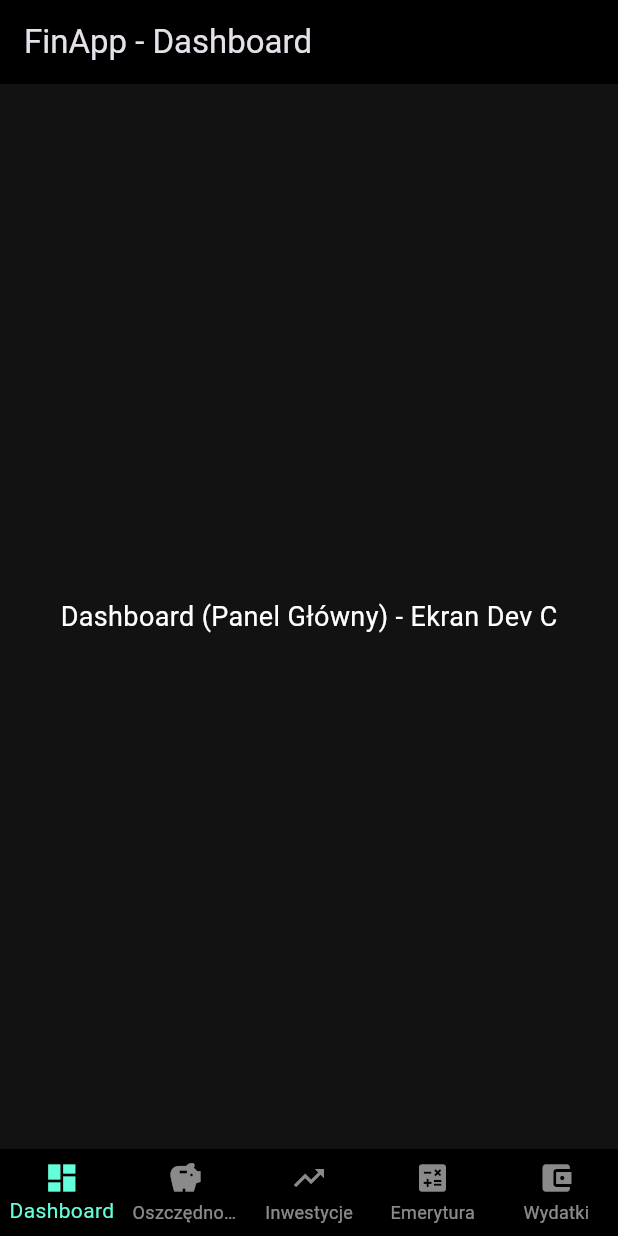
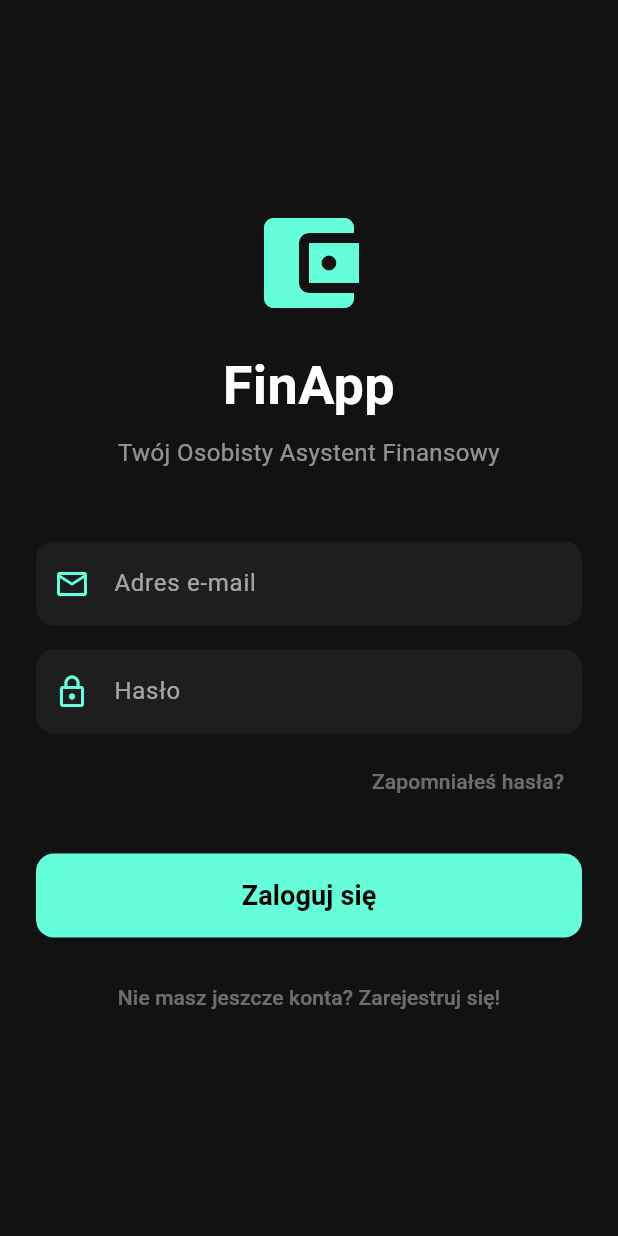
Before and after one commit to Laburrda/ZPI_wealthy, a Flutter app: the screen it shows after launch, on a phone screen of 412 x 824 dp. Run offline on Flutter 3.47's test engine with Material 3 defaults, Android fonts, the phone set to English and light mode, and no system bars; our stand-ins replace fl_chart, flutter_riverpod.

Commit message:
Feat: Dodanie ekranu logowania (Mock JWT), aktualizacja AuthProvidera do Riverpod 2.0 i ustawienie punktu wejściowego w main.dart

```diff
--- a/finapp/lib/main.dart
+++ b/finapp/lib/main.dart
@@ -2,6 +2,7 @@ import 'package:flutter/material.dart';
 import 'package:flutter_riverpod/flutter_riverpod.dart';
 
 // Importujemy wszystkie utworzone ekrany
+import 'screens/login_screen.dart'; // POPRAWKA: Dodany import ekranu logowania
 import 'screens/dashboard_screen.dart';
 import 'screens/savings_screen.dart';
 import 'screens/investments_screen.dart';
@@ -37,7 +38,8 @@ class FinApp extends StatelessWidget {
           type: BottomNavigationBarType.fixed, // Wymagane przy 5 zakładkach
         ),
       ),
-      home: const MainNavigationShell(),
+      // POPRAWKA: Ustawiamy LoginScreen jako punkt startowy zamiast MainNavigationShell
+      home: const LoginScreen(),
     );
   }
 }
@@ -56,7 +58,7 @@ class _MainNavigationShellState extends State<MainNavigationShell> {
   // Lista 5 ekranów w kolejności zgodnej z planem projektu
   final List<Widget> _screens = [
     const DashboardScreen(),
-    const SavingsScreen(), // Twoja działka (tutaj kręci się loading)
+    const SavingsScreen(), // Twoja działka
     const InvestmentsScreen(), // Twoja działka
     const RetirementScreen(), // Twoja działka
     const ExpensesScreen(),
--- /dev/null
+++ b/finapp/lib/screens/login_screen.dart
@@ -0,0 +1,240 @@
+import 'package:flutter/material.dart';
+import 'package:flutter_riverpod/flutter_riverpod.dart';
+import '../providers/auth_provider.dart';
+
+// Importujemy plik main.dart, w którym żyje nasz główny szkielet z dolnym paskiem
+import '../main.dart';
+
+class LoginScreen extends ConsumerStatefulWidget {
+  const LoginScreen({super.key});
+
+  @override
+  ConsumerState<LoginScreen> createState() => _LoginScreenState();
+}
+
+class _LoginScreenState extends ConsumerState<LoginScreen> {
+  final _formKey = GlobalKey<FormState>();
+  final _emailController = TextEditingController();
+  final _passwordController = TextEditingController();
+
+  bool _isLoading = false;
+  String? _errorMessage;
+
+  @override
+  void dispose() {
+    _emailController.dispose();
+    _passwordController.dispose();
+    super.dispose();
+  }
+
+  Future<void> _submitLogin() async {
+    if (!_formKey.currentState!.validate()) return;
+
+    setState(() {
+      _isLoading = true;
+      _errorMessage = null;
+    });
+
+    try {
+      await ref
+          .read(authProvider.notifier)
+          .login(_emailController.text.trim(), _passwordController.text.trim());
+
+      if (mounted) {
+        Navigator.pushReplacement(
+          context,
+          MaterialPageRoute(builder: (context) => const MainNavigationShell()),
+        );
+      }
+    } catch (e) {
+      setState(() {
+        _errorMessage = e.toString().replaceAll('Exception: ', '');
+      });
+    } finally {
+      if (mounted) {
+        setState(() {
+          _isLoading = false;
+        });
+      }
+    }
+  }
+
+  @override
+  Widget build(BuildContext context) {
+    return Scaffold(
+      body: SafeArea(
+        child: Center(
+          child: SingleChildScrollView(
+            padding: const EdgeInsets.all(24.0),
+            child: Form(
+              key: _formKey,
+              child: Column(
+                mainAxisAlignment: MainAxisAlignment.center,
+                crossAxisAlignment: CrossAxisAlignment.stretch,
+                children: [
+                  // Logo / Tytuł
+                  const Icon(
+                    Icons.account_balance_wallet,
+                    size: 80,
+                    color: Colors.tealAccent,
+                  ),
+                  const SizedBox(height: 16),
+                  const Text(
+                    'FinApp',
+                    textAlign: TextAlign.center,
+                    style: TextStyle(
+                      fontSize: 36,
+                      fontWeight: FontWeight.bold,
+                      color: Colors.white,
+                    ),
+                  ),
+                  const SizedBox(height: 8),
+                  const Text(
+                    'Twój Osobisty Asystent Finansowy',
+                    textAlign: TextAlign.center,
+                    style: TextStyle(fontSize: 16, color: Colors.white54),
+                  ),
+                  const SizedBox(height: 48),
+
+                  // Komunikat o błędzie
+                  if (_errorMessage != null) ...[
+                    Container(
+                      padding: const EdgeInsets.all(12),
+                      decoration: BoxDecoration(
+                        color: Colors.redAccent.withOpacity(0.1),
+                        border: Border.all(color: Colors.redAccent),
+                        borderRadius: BorderRadius.circular(8),
+                      ),
+                      child: Text(
+                        _errorMessage!,
+                        style: const TextStyle(color: Colors.redAccent),
+                      ),
+                    ),
+                    const SizedBox(height: 16),
+                  ],
+
+                  // Pole: E-mail
+                  TextFormField(
+                    controller: _emailController,
+                    keyboardType: TextInputType.emailAddress,
+                    style: const TextStyle(color: Colors.white),
+                    decoration: _buildInputDecoration(
+                      'Adres e-mail',
+                      Icons.email_outlined,
+                    ),
+                    validator: (value) {
+                      if (value == null ||
+                          value.isEmpty ||
+                          !value.contains('@')) {
+                        return 'Wprowadź poprawny e-mail';
+                      }
+                      return null;
+                    },
+                  ),
+                  const SizedBox(height: 16),
+
+                  // Pole: Hasło
+                  TextFormField(
+                    controller: _passwordController,
+                    obscureText: true,
+                    style: const TextStyle(color: Colors.white),
+                    decoration: _buildInputDecoration(
+                      'Hasło',
+                      Icons.lock_outline,
+                    ),
+                    validator: (value) {
+                      if (value == null || value.length < 6) {
+                        return 'Hasło musi mieć minimum 6 znaków';
+                      }
+                      return null;
+                    },
+                  ),
+                  const SizedBox(height: 8),
+
+                  // Przycisk resetu hasła (nieklikalny placeholder)
+                  Align(
+                    alignment: Alignment.centerRight,
+                    child: TextButton(
+                      onPressed: null,
+                      child: const Text(
+                        'Zapomniałeś hasła?',
+                        style: TextStyle(color: Colors.white38, fontSize: 14),
+                      ),
+                    ),
+                  ),
+                  const SizedBox(height: 24),
+
+                  // Przycisk Zaloguj
+                  SizedBox(
+                    height: 56,
+                    child: ElevatedButton(
+                      onPressed: _isLoading ? null : _submitLogin,
+                      style: ElevatedButton.styleFrom(
+                        backgroundColor: Colors.tealAccent,
+                        foregroundColor: Colors.black,
+                        shape: RoundedRectangleBorder(
+                          borderRadius: BorderRadius.circular(12),
+                        ),
+                      ),
+                      child: _isLoading
+                          ? const CircularProgressIndicator(color: Colors.black)
+                          : const Text(
+                              'Zaloguj się',
+                              style: TextStyle(
+                                fontSize: 18,
+                                fontWeight: FontWeight.bold,
+                              ),
+                            ),
+                    ),
+                  ),
+
+                  const SizedBox(height: 16),
+
+                  // NOWOŚĆ: Przycisk rejestracji (nieklikalny placeholder)
+                  TextButton(
+                    onPressed: null, // Ustawienie na null wyłącza przycisk
+                    child: const Text(
+                      'Nie masz jeszcze konta? Zarejestruj się!',
+                      style: TextStyle(
+                        color: Colors
+                            .white38, // Wyciszony kolor, spójny z przyciskiem resetu
+                        fontSize: 14,
+                      ),
+                    ),
+                  ),
+                ],
+              ),
+            ),
+          ),
+        ),
+      ),
+    );
+  }
+
+  // Funkcja pomocnicza do dekoracji pól tekstowych
+  InputDecoration _buildInputDecoration(String label, IconData icon) {
+    return InputDecoration(
+      labelText: label,
+      prefixIcon: Icon(icon, color: Colors.tealAccent),
+      labelStyle: const TextStyle(color: Colors.white60),
+      filled: true,
+      fillColor: const Color(0xFF1E1E1E),
+      enabledBorder: OutlineInputBorder(
+        borderSide: const BorderSide(color: Colors.transparent),
+        borderRadius: BorderRadius.circular(12),
+      ),
+      focusedBorder: OutlineInputBorder(
+        borderSide: const BorderSide(color: Colors.tealAccent),
+        borderRadius: BorderRadius.circular(12),
+      ),
+      errorBorder: OutlineInputBorder(
+        borderSide: const BorderSide(color: Colors.redAccent),
+        borderRadius: BorderRadius.circular(12),
+      ),
+      focusedErrorBorder: OutlineInputBorder(
+        borderSide: const BorderSide(color: Colors.redAccent),
+        borderRadius: BorderRadius.circular(12),
+      ),
+    );
+  }
+}
```
Also changed, not shown: finapp/lib/providers/auth_provider.dart (added, +36 -0 lines), finapp/lib/services/api_service.dart (+15 -0 lines), 6 other files.
